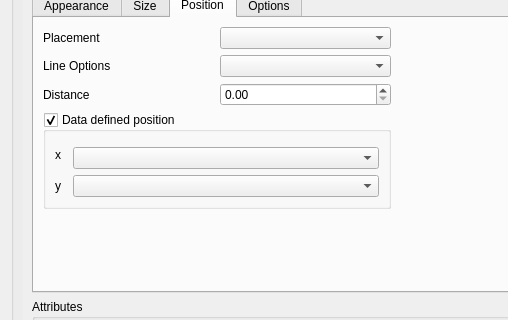
First picture: the form in src/ui/qgsdiagrampropertiesbase.ui, repository qgis/QGIS, before the edit; both pictures show x 0 to 508 and y 85 to 405 of the 782 by 612 pixel window.
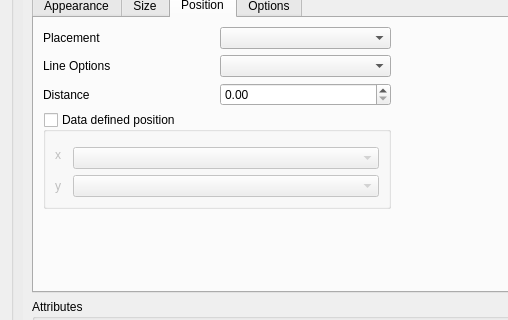
Second picture: the form after the edit. Icons and pictures are not drawn. Custom widgets are drawn as their Qt base class.

Commit message: - Line options only shown when available - Default value for text diagram => label placment option -

What changed in the file:
```diff
--- a/src/ui/qgsdiagrampropertiesbase.ui
+++ b/src/ui/qgsdiagrampropertiesbase.ui
@@ -529,6 +529,9 @@
                 <property name="checkable">
                  <bool>true</bool>
                 </property>
+                <property name="checked">
+                 <bool>false</bool>
+                </property>
                 <layout class="QGridLayout" name="gridLayout_5">
                  <item row="0" column="0" rowspan="2" colspan="3">
                   <widget class="QLabel" name="mXPosColLabel">
```
The commit also changes 1 other file.
